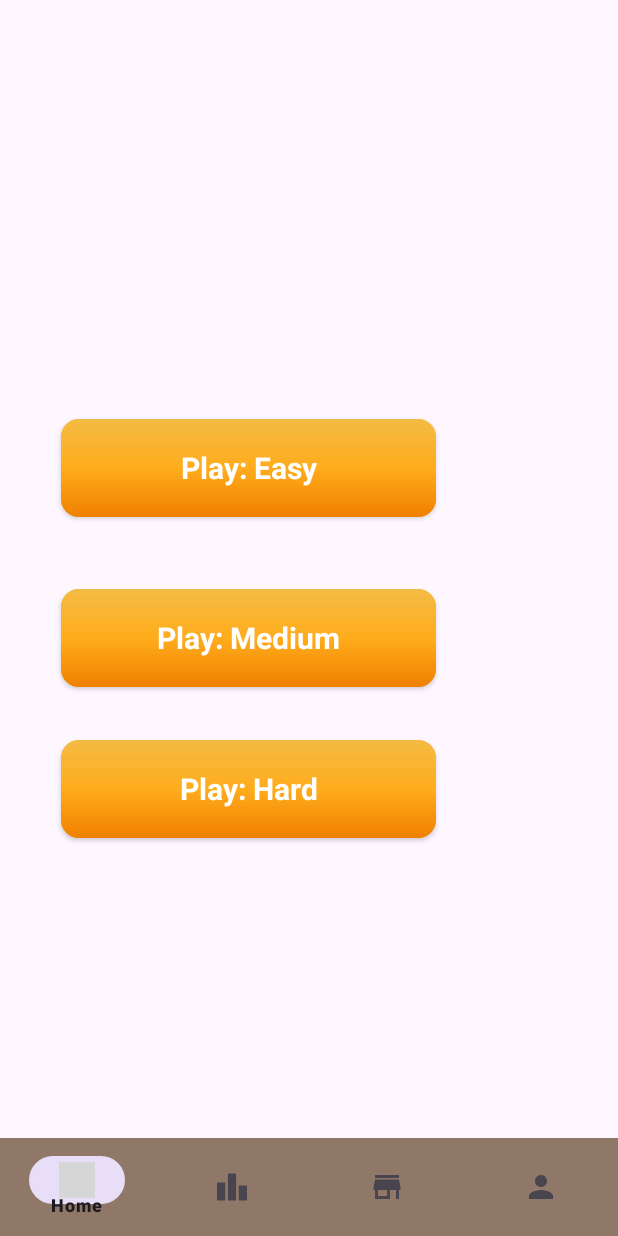
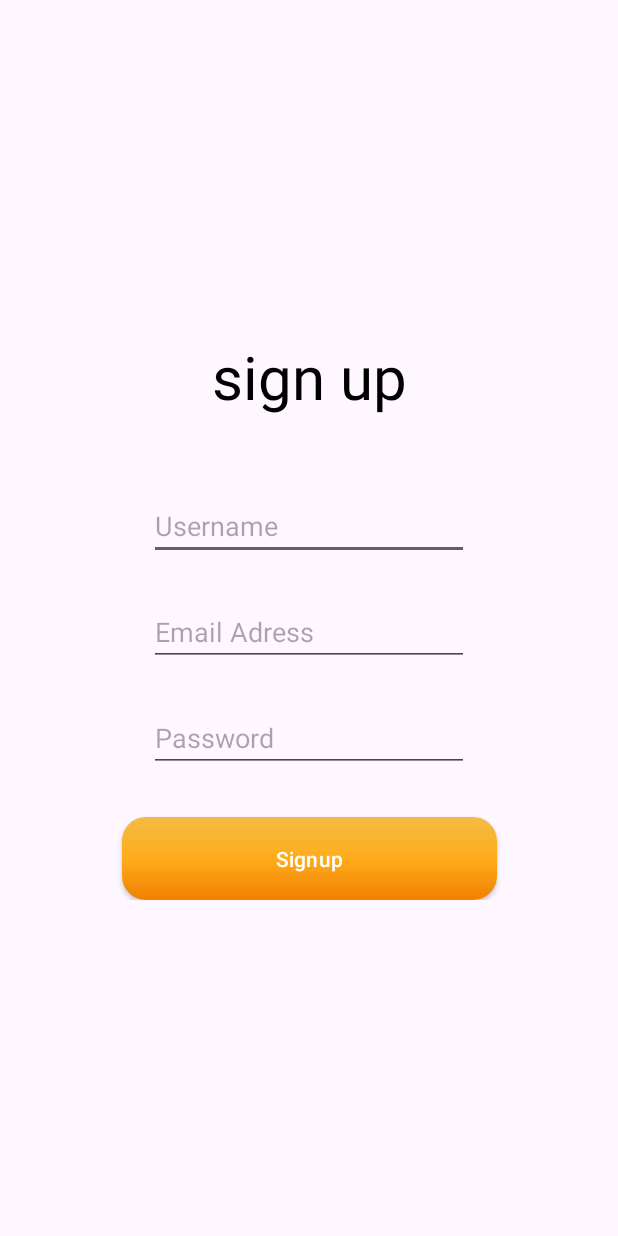
Before and after one commit to JudeTurjman/Mazeyo, an Android app: the screen it shows after launch (MainActivity), on a phone screen of 412 x 824 dp. Run offline under Robolectric (Android 15) with nearby library versions, the phone set to English and light mode, and no system bars; our stand-ins replace Firebase (no records; nobody signed in at launch, a user with empty details on screens opened directly); grey boxes are pictures that could not be loaded.

Commit message:
Working on Signup!! Complete but in need of Login Fragment........

```diff
--- a/app/build.gradle.kts
+++ b/app/build.gradle.kts
@@ -1,5 +1,6 @@
 plugins {
     id("com.android.application")
+    id("com.google.gms.google-services")
 }
 
 android {
@@ -33,6 +34,9 @@ dependencies {
     implementation("androidx.appcompat:appcompat:1.6.1")
     implementation("com.google.android.material:material:1.10.0")
     implementation("androidx.constraintlayout:constraintlayout:2.1.4")
+    implementation("com.google.firebase:firebase-auth:22.3.1")
+    implementation("com.google.firebase:firebase-firestore:24.10.1")
+    implementation("com.google.firebase:firebase-storage:20.3.0")
     testImplementation("junit:junit:4.13.2")
     androidTestImplementation("androidx.test.ext:junit:1.1.5")
     androidTestImplementation("androidx.test.espresso:espresso-core:3.5.1")
--- /dev/null
+++ b/app/src/main/java/com/jude/mazeyo/FireBaseServices.java
@@ -0,0 +1,45 @@
+package com.jude.mazeyo;
+
+import android.net.Uri;
+
+import com.google.firebase.auth.FirebaseAuth;
+import com.google.firebase.firestore.FirebaseFirestore;
+import com.google.firebase.storage.FirebaseStorage;
+
+public class FireBaseServices {
+
+    private  static FireBaseServices instance;
+    private FirebaseAuth auth;
+    private FirebaseFirestore fire;
+    private FirebaseStorage storage;
+
+    public FirebaseAuth getAuth() {
+        return auth;
+    }
+
+    public FirebaseFirestore getFire() {
+        return fire;
+    }
+
+    public FirebaseStorage getStorage() {
+        return storage;
+    }
+
+    public  FireBaseServices()
+    {
+        auth=FirebaseAuth.getInstance();
+        fire=FirebaseFirestore.getInstance();
+        storage=FirebaseStorage.getInstance();
+    }
+
+    public  static FireBaseServices getInstance(){
+
+        if (instance==null){
+
+            instance=new FireBaseServices();
+
+        }
+        return instance;
+    }
+
+}
--- a/app/src/main/java/com/jude/mazeyo/MainActivity.java
+++ b/app/src/main/java/com/jude/mazeyo/MainActivity.java
@@ -6,12 +6,14 @@ import androidx.fragment.app.FragmentTransaction;
 
 import android.os.Bundle;
 import android.view.MenuItem;
+import android.view.View;
 
 import com.google.android.material.bottomnavigation.BottomNavigationView;
 import com.google.android.material.navigation.NavigationBarView;
 
 public class MainActivity extends AppCompatActivity {
 
+    FireBaseServices fbs;
     private BottomNavigationView bnv;
 
     @Override
@@ -19,9 +21,20 @@ public class MainActivity extends AppCompatActivity {
         super.onCreate(savedInstanceState);
         setContentView(R.layout.activity_main);
 
+        fbs = FireBaseServices.getInstance();
         bnv= findViewById(R.id.BottomNavigationView);
 
-        GoToHome();
+        if(fbs.getAuth().getCurrentUser()!=null){
+
+            bnv.setVisibility(View.VISIBLE);
+            GoToHome();
+
+        }else{
+
+            bnv.setVisibility(View.GONE);
+            GoToSignup();
+
+        }
 
         bnv.setOnItemSelectedListener(new NavigationBarView.OnItemSelectedListener() {
             @Override
@@ -37,8 +50,6 @@ public class MainActivity extends AppCompatActivity {
                 return true;
             }
         });
-
-
 
     }
 
@@ -56,6 +67,13 @@ public class MainActivity extends AppCompatActivity {
         ft.commit();
     }
 
+    private void GoToSignup() {
+
+        FragmentTransaction ft= getSupportFragmentManager().beginTransaction();
+        ft.replace(R.id.FrameLayoutMain, new SignUpFragment());
+        ft.commit();
+    }
+
     public BottomNavigationView getBottomNavigationView(){
         return bnv;
     }
--- /dev/null
+++ b/app/src/main/java/com/jude/mazeyo/SignUpFragment.java
@@ -0,0 +1,160 @@
+package com.jude.mazeyo;
+
+import android.os.Bundle;
+
+import androidx.annotation.NonNull;
+import androidx.fragment.app.Fragment;
+import androidx.fragment.app.FragmentTransaction;
+
+import android.view.LayoutInflater;
+import android.view.View;
+import android.view.ViewGroup;
+import android.widget.Button;
+import android.widget.EditText;
+import android.widget.Toast;
+
+import com.google.android.gms.tasks.OnCompleteListener;
+import com.google.android.gms.tasks.Task;
+import com.google.android.material.bottomnavigation.BottomNavigationView;
+import com.google.firebase.auth.AuthResult;
+
+/**
+ * A simple {@link Fragment} subclass.
+ * Use the {@link SignUpFragment#newInstance} factory method to
+ * create an instance of this fragment.
+ */
+public class SignUpFragment extends Fragment {
+
+    FireBaseServices fbs;
+    EditText etMail, etPass, etUser;
+    Button btnSingup;
+
+    // TODO: Rename parameter arguments, choose names that match
+    // the fragment initialization parameters, e.g. ARG_ITEM_NUMBER
+    private static final String ARG_PARAM1 = "param1";
+    private static final String ARG_PARAM2 = "param2";
+
+    // TODO: Rename and change types of parameters
+    private String mParam1;
+    private String mParam2;
+
+    public SignUpFragment() {
+        // Required empty public constructor
+    }
+
+    /**
+     * Use this factory method to create a new instance of
+     * this fragment using the provided parameters.
+     *
+     * @param param1 Parameter 1.
+     * @param param2 Parameter 2.
+     * @return A new instance of fragment SignUpFragment.
+     */
+    // TODO: Rename and change types and number of parameters
+    public static SignUpFragment newInstance(String param1, String param2) {
+        SignUpFragment fragment = new SignUpFragment();
+        Bundle args = new Bundle();
+        args.putString(ARG_PARAM1, param1);
+        args.putString(ARG_PARAM2, param2);
+        fragment.setArguments(args);
+        return fragment;
+    }
+
+    @Override
+    public void onCreate(Bundle savedInstanceState) {
+        super.onCreate(savedInstanceState);
+        if (getArguments() != null) {
+            mParam1 = getArguments().getString(ARG_PARAM1);
+            mParam2 = getArguments().getString(ARG_PARAM2);
+        }
+    }
+
+    @Override
+    public View onCreateView(LayoutInflater inflater, ViewGroup container,
+                             Bundle savedInstanceState) {
+        // Inflate the layout for this fragment
+        return inflater.inflate(R.layout.fragment_sign_up, container, false);
+    }
+
+    @Override
+    public void onStart() {
+        super.onStart();
+
+        fbs = FireBaseServices.getInstance();
+        etMail = getView().findViewById(R.id.etEmailSinup);
+        etPass = getView().findViewById(R.id.etPasswordSinup);
+        etUser = getView().findViewById(R.id.etUsenameSinup);
+        btnSingup = getView().findViewById(R.id.btnSignup);
+
+        btnSingup.setOnClickListener(new View.OnClickListener() {
+            @Override
+            public void onClick(View v) {
+
+                String email = etMail.getText().toString();
+                String pass = etPass.getText().toString();
+                String username = etUser.getText().toString();
+                if(email.trim().isEmpty() || pass.trim().isEmpty() || username.trim().isEmpty()){
+                    Toast.makeText(getActivity(), "Some Fields are Missing", Toast.LENGTH_SHORT).show();
+                    return;
+                }
+
+                fbs.getAuth().createUserWithEmailAndPassword(email, pass).addOnCompleteListener(new OnCompleteListener<AuthResult>() {
+                    @Override
+                    public void onComplete(@NonNull Task<AuthResult> task) {
+
+                        if(task.isSuccessful()){
+
+                            Toast.makeText(getActivity(), "Signup Successful!", Toast.LENGTH_SHORT).show();
+                            SignInNewUser(email, pass);
+
+                        }
+                        else {
+
+                            Toast.makeText(getActivity(), "Signup Failed!", Toast.LENGTH_SHORT).show();
+
+                        }
+                    }
+                });
+
+            }
+        });
+
+    }
+
+    private void SignInNewUser(String email, String pass) {
+
+        fbs.getAuth().signInWithEmailAndPassword(email , pass).addOnCompleteListener(new OnCompleteListener<AuthResult>() {
+            @Override
+            public void onComplete(@NonNull Task<AuthResult> task) {
+
+                if(task.isSuccessful()){
+
+                    Toast.makeText(getActivity(), "Welcome!", Toast.LENGTH_SHORT).show();
+                    SetHomeNav();
+
+                }
+                else{
+
+                    Toast.makeText(getActivity(), "Logging in Failed!", Toast.LENGTH_SHORT).show();
+
+                }
+
+            }
+        });
+
+    }
+
+    private void SetHomeNav() {
+
+        // Getting the Navigation Bar From The Main Activity and Showing It!!!!!!!!!!!!!!!!!!!!
+        BottomNavigationView bnv = ((MainActivity) getActivity()).getBottomNavigationView();
+        bnv.setVisibility(View.VISIBLE);
+
+        // Go To Home Screen!!!!!!!!!!!!!!!!!!!!!!!!!
+        FragmentTransaction ft= getActivity().getSupportFragmentManager().beginTransaction();
+        ft.replace(R.id.FrameLayoutMain, new HomeFragment());
+        ft.commit();
+
+    }
+
+}
--- a/app/src/main/res/layout/activity_main.xml
+++ b/app/src/main/res/layout/activity_main.xml
@@ -22,7 +22,6 @@
             android:layout_height="65dp"
             android:layout_alignParentBottom="true"
             app:menu="@menu/nav_menu"
-            android:background="@color/Black_Bron"
-            />
+            android:background="@color/Black_Bron" />
 
 </RelativeLayout>
--- a/app/src/main/res/layout/fragment_home.xml
+++ b/app/src/main/res/layout/fragment_home.xml
@@ -12,15 +12,13 @@
 
         <androidx.cardview.widget.CardView
             android:id="@+id/cvEasyhame"
-            android:layout_width="250dp"
+            android:layout_width="match_parent"
             android:layout_height="65dp"
             android:layout_marginStart="50dp"
-            android:layout_marginTop="266dp"
-            android:layout_marginEnd="131dp"
-            android:layout_marginBottom="35dp"
+            android:layout_marginTop="250dp"
+            android:layout_marginEnd="50dp"
             app:cardBackgroundColor="@color/Bright_Orange"
             app:cardCornerRadius="12dp"
-            app:layout_constraintBottom_toTopOf="@+id/cvMediumhome"
             app:layout_constraintEnd_toEndOf="parent"
             app:layout_constraintStart_toStartOf="parent"
             app:layout_constraintTop_toTopOf="parent">
@@ -45,16 +43,16 @@
 
         <androidx.cardview.widget.CardView
             android:id="@+id/cvMediumhome"
-            android:layout_width="250dp"
+            android:layout_width="match_parent"
             android:layout_height="65dp"
             android:layout_marginStart="50dp"
-            android:layout_marginEnd="131dp"
-            android:layout_marginBottom="35dp"
+            android:layout_marginTop="35dp"
+            android:layout_marginEnd="50dp"
             app:cardBackgroundColor="@color/Bright_Orange"
             app:cardCornerRadius="12dp"
-            app:layout_constraintBottom_toTopOf="@+id/cardView"
             app:layout_constraintEnd_toEndOf="parent"
-            app:layout_constraintStart_toStartOf="parent">
+            app:layout_constraintStart_toStartOf="parent"
+            app:layout_constraintTop_toBottomOf="@+id/cvEasyhame">
 
             <LinearLayout
                 android:layout_width="match_parent"
@@ -76,16 +74,16 @@
 
         <androidx.cardview.widget.CardView
             android:id="@+id/cardView"
-            android:layout_width="250dp"
+            android:layout_width="match_parent"
             android:layout_height="65dp"
             android:layout_marginStart="50dp"
-            android:layout_marginEnd="131dp"
-            android:layout_marginBottom="200dp"
+            android:layout_marginTop="35dp"
+            android:layout_marginEnd="50dp"
             app:cardBackgroundColor="@color/Bright_Orange"
             app:cardCornerRadius="12dp"
-            app:layout_constraintBottom_toBottomOf="parent"
             app:layout_constraintEnd_toEndOf="parent"
-            app:layout_constraintStart_toStartOf="parent">
+            app:layout_constraintStart_toStartOf="parent"
+            app:layout_constraintTop_toBottomOf="@+id/cvMediumhome">
 
             <LinearLayout
                 android:layout_width="match_parent"
--- a/app/src/main/res/layout/fragment_profile.xml
+++ b/app/src/main/res/layout/fragment_profile.xml
@@ -1,5 +1,5 @@
 <?xml version="1.0" encoding="utf-8"?>
-<FrameLayout xmlns:android="http://schemas.android.com/apk/res/android"
+<RelativeLayout xmlns:android="http://schemas.android.com/apk/res/android"
     xmlns:app="http://schemas.android.com/apk/res-auto"
     xmlns:tools="http://schemas.android.com/tools"
     android:layout_width="match_parent"
@@ -141,4 +141,4 @@
         </androidx.cardview.widget.CardView>
 
     </androidx.constraintlayout.widget.ConstraintLayout>
-</FrameLayout>
+</RelativeLayout>
--- /dev/null
+++ b/app/src/main/res/layout/fragment_sign_up.xml
@@ -0,0 +1,86 @@
+<?xml version="1.0" encoding="utf-8"?>
+<RelativeLayout xmlns:android="http://schemas.android.com/apk/res/android"
+    xmlns:tools="http://schemas.android.com/tools"
+    android:layout_width="match_parent"
+    android:layout_height="match_parent"
+    xmlns:app="http://schemas.android.com/apk/res-auto"
+    tools:context=".SignUpFragment">
+
+    <androidx.constraintlayout.widget.ConstraintLayout
+        android:layout_centerInParent="true"
+        android:layout_width="match_parent"
+        android:layout_height="wrap_content">
+
+        <TextView
+            android:id="@+id/textView2"
+            android:layout_width="wrap_content"
+            android:layout_height="wrap_content"
+            android:text="sign up"
+            android:textColor="@color/black"
+            android:textSize="40sp"
+            app:layout_constraintEnd_toEndOf="parent"
+            app:layout_constraintStart_toStartOf="parent"
+            app:layout_constraintTop_toTopOf="parent" />
+
+        <EditText
+            android:id="@+id/etUsenameSinup"
+            android:layout_width="wrap_content"
+            android:layout_height="wrap_content"
+            android:layout_marginTop="50dp"
+            android:ems="10"
+            android:hint="Username"
+            android:inputType="text"
+            app:layout_constraintEnd_toEndOf="parent"
+            app:layout_constraintStart_toStartOf="parent"
+            app:layout_constraintTop_toBottomOf="@+id/textView2" />
+
+        <EditText
+            android:id="@+id/etEmailSinup"
+            android:layout_width="wrap_content"
+            android:layout_height="wrap_content"
+            android:layout_marginTop="25dp"
+            android:ems="10"
+            android:hint="Email Adress"
+            android:inputType="textEmailAddress"
+            app:layout_constraintEnd_toEndOf="parent"
+            app:layout_constraintStart_toStartOf="parent"
+            app:layout_constraintTop_toBottomOf="@+id/etUsenameSinup" />
+
+        <EditText
+            android:id="@+id/etPasswordSinup"
+            android:layout_width="wrap_content"
+            android:layout_height="wrap_content"
+            android:layout_marginTop="25dp"
+            android:ems="10"
+            android:hint="Password"
+            android:inputType="textPassword"
+            app:layout_constraintEnd_toEndOf="parent"
+            app:layout_constraintStart_toStartOf="parent"
+            app:layout_constraintTop_toBottomOf="@+id/etEmailSinup" />
+
+
+        <androidx.cardview.widget.CardView
+            android:id="@+id/cvSignUp"
+            android:layout_width="250dp"
+            android:layout_height="55dp"
+            android:layout_marginTop="30dp"
+            app:cardCornerRadius="16dp"
+            app:layout_constraintEnd_toEndOf="parent"
+            app:layout_constraintStart_toStartOf="parent"
+            app:layout_constraintTop_toBottomOf="@+id/etPasswordSinup">
+
+            <Button
+                android:id="@+id/btnSignup"
+                android:layout_width="match_parent"
+                android:layout_height="match_parent"
+                android:background="@drawable/card_view_shadow"
+                android:text="Signup"
+                app:backgroundTint="@null" />
+
+        </androidx.cardview.widget.CardView>
+
+
+    </androidx.constraintlayout.widget.ConstraintLayout>
+
+
+</RelativeLayout>
--- a/build.gradle.kts
+++ b/build.gradle.kts
@@ -1,3 +1,8 @@
+buildscript {
+    dependencies {
+        classpath("com.google.gms:google-services:4.4.0")
+    }
+}
 // Top-level build file where you can add configuration options common to all sub-projects/modules.
 plugins {
     id("com.android.application") version "8.2.0" apply false
```
Also changed, not shown: 1 other file.
